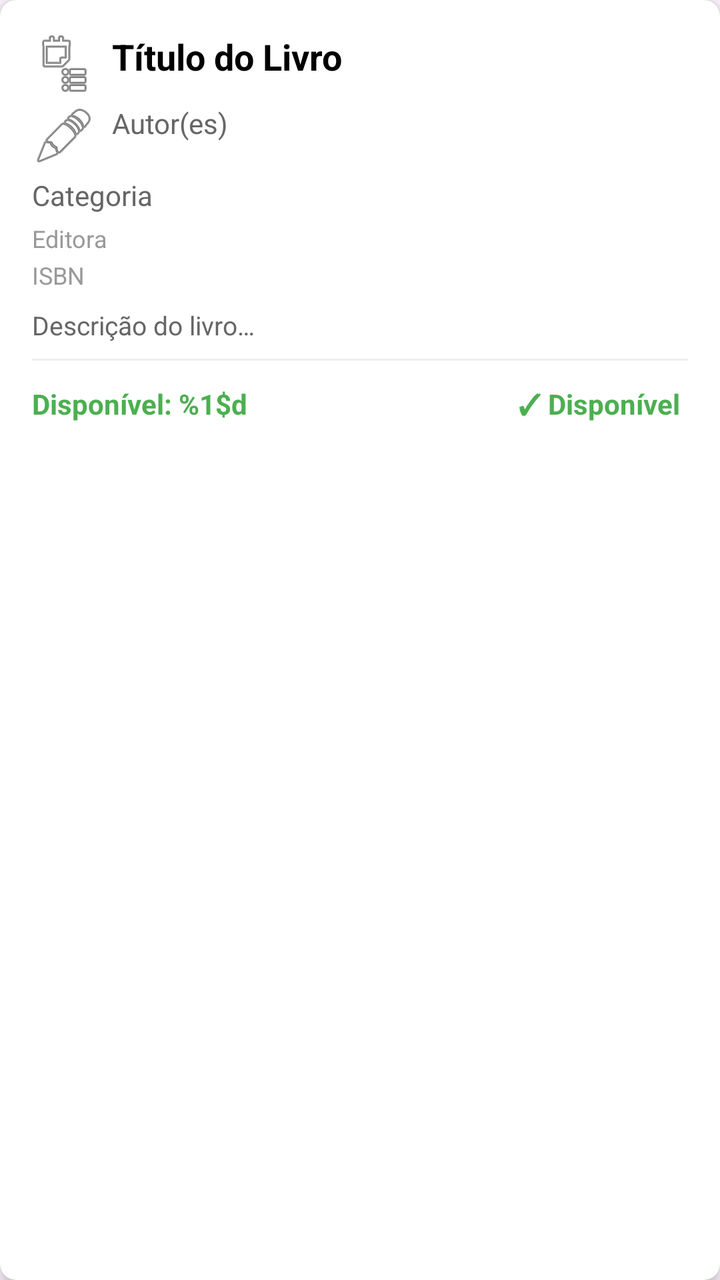
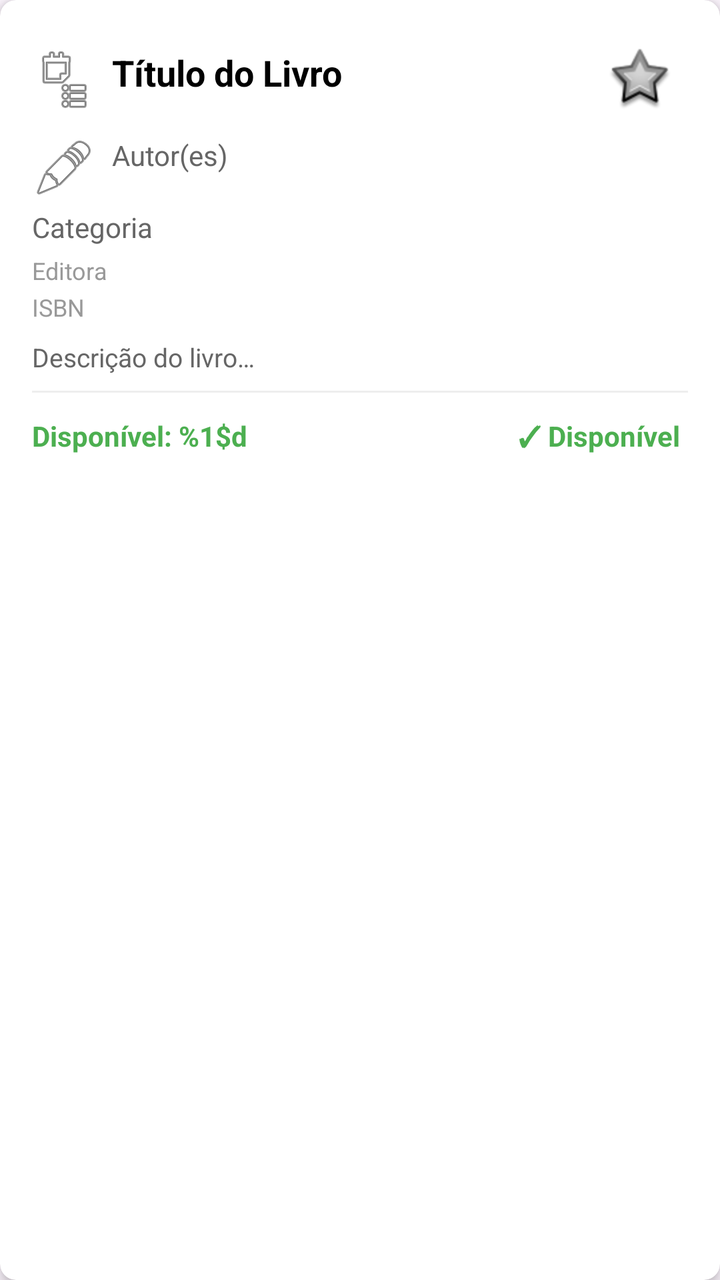

Screens rendered from an Android XML layout before and after an edit, with the pre-edit source and the edit as a unified diff.
<!-- AndroidManifest.xml: application theme Theme.Dibook -->
<!-- res/layout/item_livro.xml -->
<?xml version="1.0" encoding="utf-8"?>
<androidx.cardview.widget.CardView xmlns:android="http://schemas.android.com/apk/res/android"
    xmlns:app="http://schemas.android.com/apk/res-auto"
    android:layout_width="match_parent"
    android:layout_height="wrap_content"
    android:layout_margin="8dp"
    app:cardElevation="4dp"
    app:cardCornerRadius="8dp">

    <LinearLayout
        android:layout_width="match_parent"
        android:layout_height="wrap_content"
        android:orientation="vertical"
        android:padding="16dp">

        
        <TextView
            android:id="@+id/txtTitulo"
            android:layout_width="match_parent"
            android:layout_height="wrap_content"
            android:text="@string/book_title"
            android:textSize="18sp"
            android:textStyle="bold"
            android:textColor="#000000"
            android:drawableStart="@android:drawable/ic_menu_agenda"
            android:drawablePadding="8dp" />

        
        <TextView
            android:id="@+id/txtAutores"
            android:layout_width="match_parent"
            android:layout_height="wrap_content"
            android:text="@string/book_author"
            android:textSize="14sp"
            android:layout_marginTop="4dp"
            android:textColor="#666666"
            android:drawableStart="@android:drawable/ic_menu_edit"
            android:drawablePadding="8dp" />

        
        <TextView
            android:id="@+id/txtCategoria"
            android:layout_width="match_parent"
            android:layout_height="wrap_content"
            android:text="@string/book_category"
            android:textSize="14sp"
            android:layout_marginTop="4dp"
            android:textColor="#666666" />

        
        <TextView
            android:id="@+id/txtEditora"
            android:layout_width="match_parent"
            android:layout_height="wrap_content"
            android:text="@string/book_publisher"
            android:textSize="12sp"
            android:layout_marginTop="4dp"
            android:textColor="#999999" />

        
        <TextView
            android:id="@+id/txtISBN"
            android:layout_width="match_parent"
            android:layout_height="wrap_content"
            android:text="@string/book_isbn"
            android:textSize="12sp"
            android:layout_marginTop="2dp"
            android:textColor="#999999" />

        
        <TextView
            android:id="@+id/txtDescricao"
            android:layout_width="match_parent"
            android:layout_height="wrap_content"
            android:text="@string/book_description"
            android:textSize="13sp"
            android:layout_marginTop="8dp"
            android:textColor="#666666"
            android:maxLines="3"
            android:ellipsize="end" />

        
        <View
            android:layout_width="match_parent"
            android:layout_height="1dp"
            android:background="#EEEEEE"
            android:layout_marginTop="8dp"
            android:layout_marginBottom="8dp" />

        
        <LinearLayout
            android:layout_width="match_parent"
            android:layout_height="wrap_content"
            android:orientation="horizontal"
            android:gravity="center_vertical">

            <TextView
                android:id="@+id/txtDisponibilidade"
                android:layout_width="0dp"
                android:layout_height="wrap_content"
                android:layout_weight="1"
                android:text="@string/available_count"
                android:textSize="14sp"
                android:textStyle="bold"
                android:textColor="#4CAF50" />

            <TextView
                android:id="@+id/txtStatus"
                android:layout_width="wrap_content"
                android:layout_height="wrap_content"
                android:text="@string/book_available"
                android:textSize="14sp"
                android:textStyle="bold"
                android:textColor="#4CAF50"
                android:padding="4dp" />

        </LinearLayout>

    </LinearLayout>

</androidx.cardview.widget.CardView>
<!-- resources referenced by this layout -->
<resources>
  <string name="available_count">Disponível: %1$d</string>
  <string name="book_author">Autor(es)</string>
  <string name="book_available">✓ Disponível</string>
  <string name="book_category">Categoria</string>
  <string name="book_description">Descrição do livro…</string>
  <string name="book_isbn">ISBN</string>
  <string name="book_publisher">Editora</string>
  <string name="book_title">Título do Livro</string>
  <style name="Theme.Dibook" parent="Base.Theme.Dibook" />
  <style name="Base.Theme.Dibook" parent="Theme.Material3.DayNight.NoActionBar">
          
          
      </style>
</resources>

<!-- the commit's change to res/layout/item_livro.xml (unified diff, before → after) -->
@@ -14,16 +14,36 @@
         android:padding="16dp">
 
         
-        <TextView
-            android:id="@+id/txtTitulo"
+        <LinearLayout
             android:layout_width="match_parent"
             android:layout_height="wrap_content"
-            android:text="@string/book_title"
-            android:textSize="18sp"
-            android:textStyle="bold"
-            android:textColor="#000000"
-            android:drawableStart="@android:drawable/ic_menu_agenda"
-            android:drawablePadding="8dp" />
+            android:orientation="horizontal"
+            android:gravity="center_vertical">
+
+            
+            <TextView
+                android:id="@+id/txtTitulo"
+                android:layout_width="0dp"
+                android:layout_height="wrap_content"
+                android:layout_weight="1"
+                android:text="@string/book_title"
+                android:textSize="18sp"
+                android:textStyle="bold"
+                android:textColor="#000000"
+                android:drawableStart="@android:drawable/ic_menu_agenda"
+                android:drawablePadding="8dp" />
+
+            
+            <ImageButton
+                android:id="@+id/btnFavorite"
+                android:layout_width="48dp"
+                android:layout_height="48dp"
+                android:background="?attr/selectableItemBackgroundBorderless"
+                android:src="@android:drawable/star_big_off"
+                android:contentDescription="Adicionar aos favoritos"
+                android:padding="8dp" />
+
+        </LinearLayout>
 
         
         <TextView
